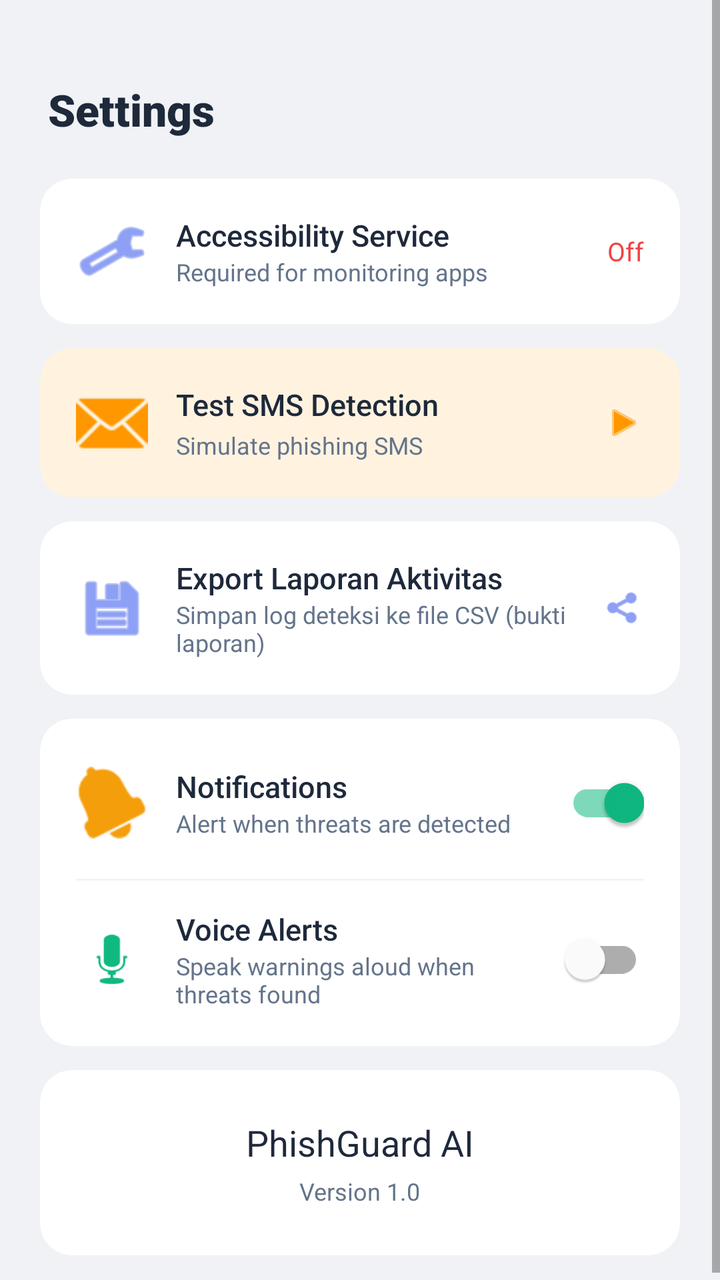
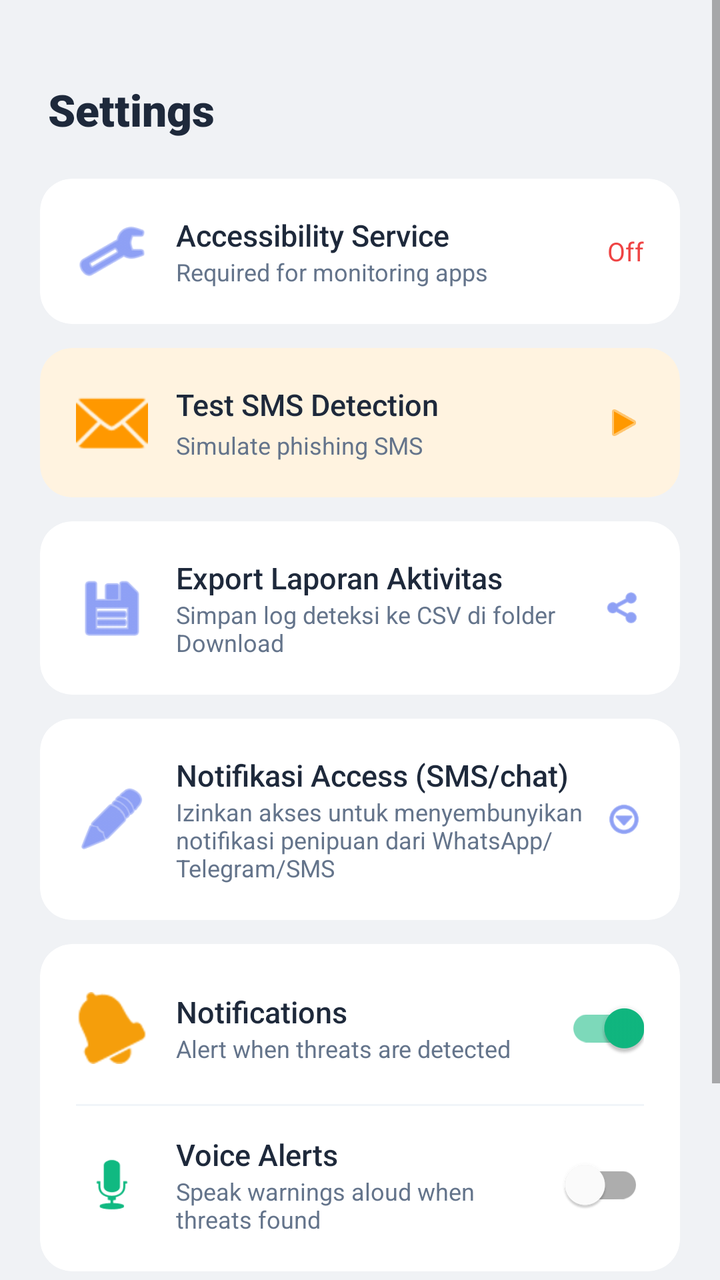

Two renders of the same Android screen: before a commit and after it. Below are the layout's source before the change and the commit's diff.
<!-- AndroidManifest.xml: application theme Theme.Ai_project_singapore -->
<!-- res/layout/fragment_settings.xml -->
<?xml version="1.0" encoding="utf-8"?>
<ScrollView xmlns:android="http://schemas.android.com/apk/res/android"
    xmlns:app="http://schemas.android.com/apk/res-auto"
    android:layout_width="match_parent"
    android:layout_height="match_parent"
    android:background="@color/background_light"
    android:fillViewport="true">

    <LinearLayout
        android:layout_width="match_parent"
        android:layout_height="wrap_content"
        android:orientation="vertical"
        android:paddingBottom="16dp">

        
        <TextView
            android:layout_width="wrap_content"
            android:layout_height="wrap_content"
            android:layout_marginStart="24dp"
            android:layout_marginTop="40dp"
            android:fontFamily="sans-serif-black"
            android:text="@string/settings_title"
            android:textColor="@color/text_primary"
            android:textSize="22sp" />

        
        <androidx.cardview.widget.CardView
            android:layout_width="match_parent"
            android:layout_height="wrap_content"
            android:layout_marginHorizontal="20dp"
            android:layout_marginTop="20dp"
            app:cardCornerRadius="16dp"
            app:cardElevation="0dp"
            app:cardBackgroundColor="@color/card_background">

            <LinearLayout
                android:id="@+id/btnAccessibility"
                android:layout_width="match_parent"
                android:layout_height="wrap_content"
                android:orientation="horizontal"
                android:gravity="center_vertical"
                android:padding="18dp"
                android:clickable="true"
                android:focusable="true"
                android:foreground="?android:attr/selectableItemBackground">

                <ImageView
                    android:layout_width="36dp"
                    android:layout_height="36dp"
                    android:src="@android:drawable/ic_menu_manage"
                    app:tint="@color/primary"
                    android:layout_marginEnd="14dp"/>

                <LinearLayout
                    android:layout_width="0dp"
                    android:layout_height="wrap_content"
                    android:layout_weight="1"
                    android:orientation="vertical">

                    <TextView
                        android:layout_width="wrap_content"
                        android:layout_height="wrap_content"
                        android:text="@string/setting_accessibility"
                        android:textColor="@color/text_primary"
                        android:textSize="15sp"
                        android:fontFamily="sans-serif-medium" />

                    <TextView
                        android:layout_width="wrap_content"
                        android:layout_height="wrap_content"
                        android:text="@string/setting_accessibility_desc"
                        android:textColor="@color/text_secondary"
                        android:textSize="12sp" />
                </LinearLayout>

                <TextView
                    android:id="@+id/tvAccessibilityStatus"
                    android:layout_width="wrap_content"
                    android:layout_height="wrap_content"
                    android:text="Off"
                    android:textColor="@color/error"
                    android:textSize="13sp"
                    android:fontFamily="sans-serif-bold" />
            </LinearLayout>
        </androidx.cardview.widget.CardView>
        
        
        <androidx.cardview.widget.CardView
            android:layout_width="match_parent"
            android:layout_height="wrap_content"
            android:layout_marginHorizontal="20dp"
            android:layout_marginTop="12dp"
            app:cardCornerRadius="16dp"
            app:cardElevation="0dp"
            app:cardBackgroundColor="#FFF3E0">

            <LinearLayout
                android:id="@+id/btnTestSms"
                android:layout_width="match_parent"
                android:layout_height="wrap_content"
                android:orientation="horizontal"
                android:gravity="center_vertical"
                android:padding="18dp"
                android:clickable="true"
                android:focusable="true"
                android:foreground="?android:attr/selectableItemBackground">

                <ImageView
                    android:layout_width="36dp"
                    android:layout_height="36dp"
                    android:src="@android:drawable/ic_dialog_email"
                    app:tint="#FF9800"
                    android:layout_marginEnd="14dp"/>

                <LinearLayout
                    android:layout_width="0dp"
                    android:layout_height="wrap_content"
                    android:layout_weight="1"
                    android:orientation="vertical">

                    <TextView
                        android:layout_width="wrap_content"
                        android:layout_height="wrap_content"
                        android:text="Test SMS Detection"
                        android:textColor="@color/text_primary"
                        android:textSize="15sp"
                        android:fontFamily="sans-serif-medium"
                        android:maxLines="1"
                        android:ellipsize="end" />

                    <TextView
                        android:layout_width="wrap_content"
                        android:layout_height="wrap_content"
                        android:text="Simulate phishing SMS"
                        android:textColor="@color/text_secondary"
                        android:textSize="12sp"
                        android:layout_marginTop="2dp"
                        android:maxLines="1"
                        android:ellipsize="end" />
                </LinearLayout>

                <ImageView
                    android:layout_width="20dp"
                    android:layout_height="20dp"
                    android:src="@android:drawable/ic_media_play"
                    app:tint="#FF9800" />
            </LinearLayout>
        </androidx.cardview.widget.CardView>

        
        <androidx.cardview.widget.CardView
            android:layout_width="match_parent"
            android:layout_height="wrap_content"
            android:layout_marginHorizontal="20dp"
            android:layout_marginTop="12dp"
            app:cardCornerRadius="16dp"
            app:cardElevation="0dp"
            app:cardBackgroundColor="@color/card_background">

            <LinearLayout
                android:id="@+id/btnExportLog"
                android:layout_width="match_parent"
                android:layout_height="wrap_content"
                android:orientation="horizontal"
                android:gravity="center_vertical"
                android:padding="18dp"
                android:clickable="true"
                android:focusable="true"
                android:foreground="?android:attr/selectableItemBackground">

                <ImageView
                    android:layout_width="36dp"
                    android:layout_height="36dp"
                    android:src="@android:drawable/ic_menu_save"
                    app:tint="@color/primary"
                    android:layout_marginEnd="14dp"/>

                <LinearLayout
                    android:layout_width="0dp"
                    android:layout_height="wrap_content"
                    android:layout_weight="1"
                    android:orientation="vertical">

                    <TextView
                        android:layout_width="wrap_content"
                        android:layout_height="wrap_content"
                        android:text="@string/setting_export"
                        android:textColor="@color/text_primary"
                        android:textSize="15sp"
                        android:fontFamily="sans-serif-medium" />

                    <TextView
                        android:layout_width="wrap_content"
                        android:layout_height="wrap_content"
                        android:text="@string/setting_export_desc"
                        android:textColor="@color/text_secondary"
                        android:textSize="12sp" />
                </LinearLayout>

                <ImageView
                    android:layout_width="20dp"
                    android:layout_height="20dp"
                    android:src="@android:drawable/ic_menu_share"
                    app:tint="@color/primary" />
            </LinearLayout>
        </androidx.cardview.widget.CardView>

        
        <androidx.cardview.widget.CardView
            android:layout_width="match_parent"
            android:layout_height="wrap_content"
            android:layout_marginHorizontal="20dp"
            android:layout_marginTop="12dp"
            app:cardCornerRadius="16dp"
            app:cardElevation="0dp"
            app:cardBackgroundColor="@color/card_background">

            <LinearLayout
                android:layout_width="match_parent"
                android:layout_height="wrap_content"
                android:orientation="vertical"
                android:padding="4dp">

                
                <LinearLayout
                    android:layout_width="match_parent"
                    android:layout_height="wrap_content"
                    android:orientation="horizontal"
                    android:gravity="center_vertical"
                    android:padding="14dp">

                    <ImageView
                        android:layout_width="36dp"
                        android:layout_height="36dp"
                        android:src="@android:drawable/ic_popup_reminder"
                        app:tint="@color/warning"
                        android:layout_marginEnd="14dp"/>

                    <LinearLayout
                        android:layout_width="0dp"
                        android:layout_height="wrap_content"
                        android:layout_weight="1"
                        android:orientation="vertical">

                        <TextView
                            android:layout_width="wrap_content"
                            android:layout_height="wrap_content"
                            android:text="@string/setting_notifications"
                            android:textColor="@color/text_primary"
                            android:textSize="15sp"
                            android:fontFamily="sans-serif-medium" />

                        <TextView
                            android:layout_width="wrap_content"
                            android:layout_height="wrap_content"
                            android:text="@string/setting_notifications_desc"
                            android:textColor="@color/text_secondary"
                            android:textSize="12sp" />
                    </LinearLayout>

                    <com.google.android.material.switchmaterial.SwitchMaterial
                        android:id="@+id/switchNotifications"
                        android:layout_width="wrap_content"
                        android:layout_height="wrap_content"
                        android:checked="true" />
                </LinearLayout>

                <View android:layout_width="match_parent" android:layout_height="1dp"
                    android:background="@color/divider" android:layout_marginHorizontal="14dp"/>

                
                <LinearLayout
                    android:layout_width="match_parent"
                    android:layout_height="wrap_content"
                    android:orientation="horizontal"
                    android:gravity="center_vertical"
                    android:padding="14dp">

                    <ImageView
                        android:layout_width="36dp"
                        android:layout_height="36dp"
                        android:src="@android:drawable/ic_btn_speak_now"
                        app:tint="@color/success"
                        android:layout_marginEnd="14dp"/>

                    <LinearLayout
                        android:layout_width="0dp"
                        android:layout_height="wrap_content"
                        android:layout_weight="1"
                        android:orientation="vertical">

                        <TextView
                            android:layout_width="wrap_content"
                            android:layout_height="wrap_content"
                            android:text="@string/setting_tts"
                            android:textColor="@color/text_primary"
                            android:textSize="15sp"
                            android:fontFamily="sans-serif-medium" />

                        <TextView
                            android:layout_width="wrap_content"
                            android:layout_height="wrap_content"
                            android:text="@string/setting_tts_desc"
                            android:textColor="@color/text_secondary"
                            android:textSize="12sp" />
                    </LinearLayout>

                    <com.google.android.material.switchmaterial.SwitchMaterial
                        android:id="@+id/switchTts"
                        android:layout_width="wrap_content"
                        android:layout_height="wrap_content" />
                </LinearLayout>
            </LinearLayout>
        </androidx.cardview.widget.CardView>

        
        <androidx.cardview.widget.CardView
            android:layout_width="match_parent"
            android:layout_height="wrap_content"
            android:layout_marginHorizontal="20dp"
            android:layout_marginTop="12dp"
            app:cardCornerRadius="16dp"
            app:cardElevation="0dp"
            app:cardBackgroundColor="@color/card_background">

            <LinearLayout
                android:layout_width="match_parent"
                android:layout_height="wrap_content"
                android:orientation="vertical"
                android:gravity="center"
                android:padding="24dp">

                <TextView
                    android:layout_width="wrap_content"
                    android:layout_height="wrap_content"
                    android:text="@string/app_name"
                    android:textColor="@color/text_primary"
                    android:textSize="18sp"
                    android:fontFamily="sans-serif-bold" />

                <TextView
                    android:layout_width="wrap_content"
                    android:layout_height="wrap_content"
                    android:text="@string/setting_version"
                    android:textColor="@color/text_secondary"
                    android:textSize="12sp"
                    android:layout_marginTop="4dp" />
            </LinearLayout>
        </androidx.cardview.widget.CardView>

    </LinearLayout>
</ScrollView>
<!-- resources referenced by this layout -->
<resources>
  <color name="background_light">#F0F2F5</color>
  <color name="card_background">#FFFFFF</color>
  <color name="divider">#F1F5F9</color>
  <color name="error">#EF4444</color>
  <color name="primary">#4361EE</color>
  <color name="success">#10B981</color>
  <color name="text_primary">#1E293B</color>
  <color name="text_secondary">#64748B</color>
  <color name="warning">#F59E0B</color>
  <string name="app_name">PhishGuard AI</string>
  <string name="setting_accessibility">Accessibility Service</string>
  <string name="setting_accessibility_desc">Required for monitoring apps</string>
  <string name="setting_export">Export Laporan Aktivitas</string>
  <string name="setting_export_desc">Simpan log deteksi ke file CSV (bukti laporan)</string>
  <string name="setting_notifications">Notifications</string>
  <string name="setting_notifications_desc">Alert when threats are detected</string>
  <string name="setting_tts">Voice Alerts</string>
  <string name="setting_tts_desc">Speak warnings aloud when threats found</string>
  <string name="setting_version">Version 1.0</string>
  <string name="settings_title">Settings</string>
  <style name="Theme.Ai_project_singapore" parent="Theme.MaterialComponents.DayNight.NoActionBar">
          
          <item name="colorPrimary">@color/primary</item>
          <item name="colorPrimaryVariant">@color/primary_dark</item>
          <item name="colorOnPrimary">@color/white</item>
          
          <item name="colorSecondary">@color/success</item>
          <item name="colorSecondaryVariant">@color/success_dark</item>
          <item name="colorOnSecondary">@color/white</item>
          
          <item name="android:statusBarColor">?attr/colorPrimaryVariant</item>
          
      </style>
  <color name="primary_dark">#3A0CA3</color>
  <color name="white">#FFFFFFFF</color>
  <color name="success_dark">#059669</color>
</resources>

<!-- the commit's change to res/layout/fragment_settings.xml (unified diff, before → after) -->
@@ -216,6 +216,64 @@
             app:cardBackgroundColor="@color/card_background">
 
             <LinearLayout
+                android:id="@+id/btnNotifAccess"
+                android:layout_width="match_parent"
+                android:layout_height="wrap_content"
+                android:orientation="horizontal"
+                android:gravity="center_vertical"
+                android:padding="18dp"
+                android:clickable="true"
+                android:focusable="true"
+                android:foreground="?android:attr/selectableItemBackground">
+
+                <ImageView
+                    android:layout_width="36dp"
+                    android:layout_height="36dp"
+                    android:src="@android:drawable/ic_menu_edit"
+                    app:tint="@color/primary"
+                    android:layout_marginEnd="14dp"/>
+
+                <LinearLayout
+                    android:layout_width="0dp"
+                    android:layout_height="wrap_content"
+                    android:layout_weight="1"
+                    android:orientation="vertical">
+
+                    <TextView
+                        android:layout_width="wrap_content"
+                        android:layout_height="wrap_content"
+                        android:text="@string/setting_notif_access"
+                        android:textColor="@color/text_primary"
+                        android:textSize="15sp"
+                        android:fontFamily="sans-serif-medium" />
+
+                    <TextView
+                        android:layout_width="wrap_content"
+                        android:layout_height="wrap_content"
+                        android:text="@string/setting_notif_access_desc"
+                        android:textColor="@color/text_secondary"
+                        android:textSize="12sp" />
+                </LinearLayout>
+
+                <ImageView
+                    android:layout_width="20dp"
+                    android:layout_height="20dp"
+                    android:src="@android:drawable/ic_menu_more"
+                    app:tint="@color/primary" />
+            </LinearLayout>
+        </androidx.cardview.widget.CardView>
+
+        
+        <androidx.cardview.widget.CardView
+            android:layout_width="match_parent"
+            android:layout_height="wrap_content"
+            android:layout_marginHorizontal="20dp"
+            android:layout_marginTop="12dp"
+            app:cardCornerRadius="16dp"
+            app:cardElevation="0dp"
+            app:cardBackgroundColor="@color/card_background">
+
+            <LinearLayout
                 android:layout_width="match_parent"
                 android:layout_height="wrap_content"
                 android:orientation="vertical"
<!-- resource entries referenced after the edit -->
@@ -13,7 +13,9 @@
   <string name="setting_accessibility">Accessibility Service</string>
   <string name="setting_accessibility_desc">Required for monitoring apps</string>
   <string name="setting_export">Export Laporan Aktivitas</string>
-  <string name="setting_export_desc">Simpan log deteksi ke file CSV (bukti laporan)</string>
+  <string name="setting_export_desc">Simpan log deteksi ke CSV di folder Download</string>
+  <string name="setting_notif_access">Notifikasi Access (SMS/chat)</string>
+  <string name="setting_notif_access_desc">Izinkan akses untuk menyembunyikan notifikasi penipuan dari WhatsApp/Telegram/SMS</string>
   <string name="setting_notifications">Notifications</string>
   <string name="setting_notifications_desc">Alert when threats are detected</string>
   <string name="setting_tts">Voice Alerts</string>
